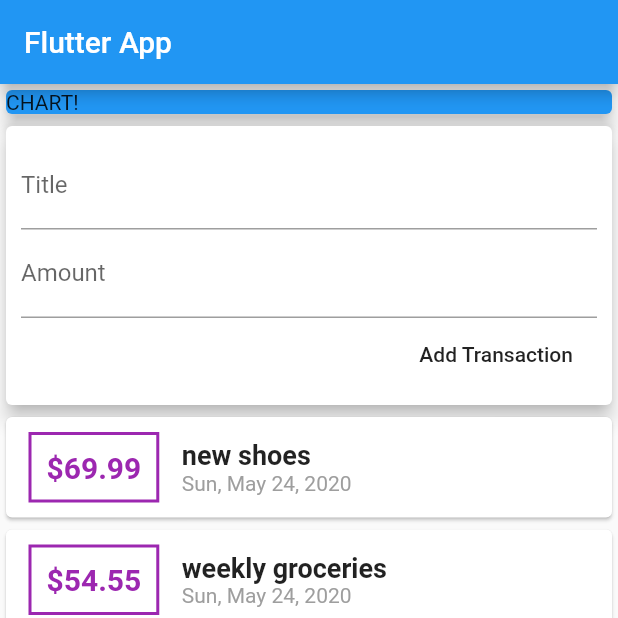
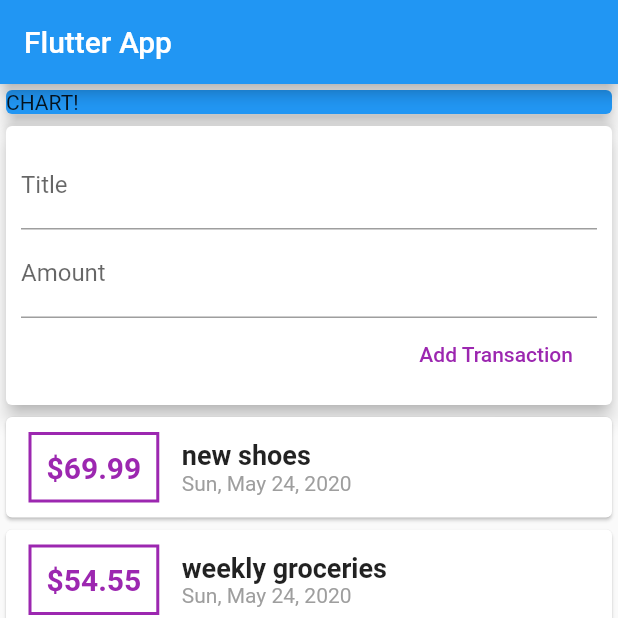
Before and after one commit to hellomateyboy/expenses_app, a Flutter app: the screen it shows after launch, after a tap on "Add Transaction", on a phone screen of 412 x 824 dp, the top half of it. Run offline on Flutter 3.47's test engine with Material 2 defaults, Android fonts, the phone set to English and light mode, and no system bars.

Commit message:
Saving user input

```diff
--- a/lib/main.dart
+++ b/lib/main.dart
@@ -30,6 +30,12 @@ class MyHomePage extends StatelessWidget {
     ),
   ];
 
+//  String titleInput;
+//  String amountInput;
+
+  final titleController = TextEditingController();
+  final amountController = TextEditingController();
+
   @override
   Widget build(BuildContext context) {
     return Scaffold(
@@ -56,13 +62,23 @@ class MyHomePage extends StatelessWidget {
                 children: <Widget>[
                   TextField(
                     decoration: InputDecoration(labelText: 'Title'),
+                    controller: titleController,
+//                    onChanged: (value) {
+//                      titleInput = value;
+//                    },
                   ),
                   TextField(
                     decoration: InputDecoration(labelText: "Amount"),
+                    controller: amountController,
+//                    onChanged: (val) => amountInput = val,
                   ),
                   FlatButton(
                     child: Text('Add Transaction'),
-                    onPressed: () {},
+                    textColor: Colors.purple,
+                    onPressed: () {
+                      print(titleController.text);
+                      print(amountController.text);
+                    },
                   )
                 ],
               ),
```
